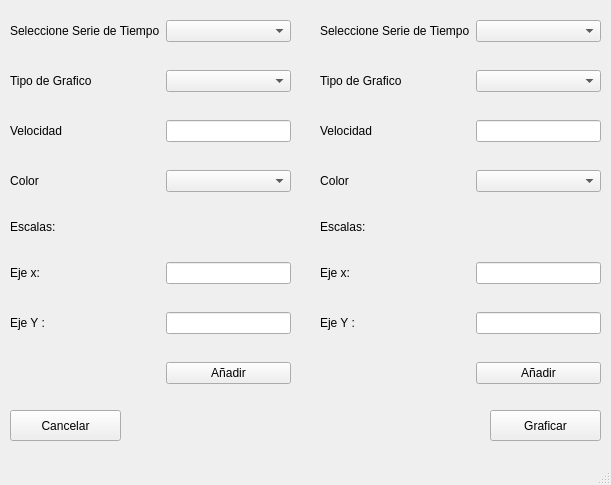
Above: MenuGraficar.ui from AndresMSE/IF---Interfaz before the change. Below: the same form after it.
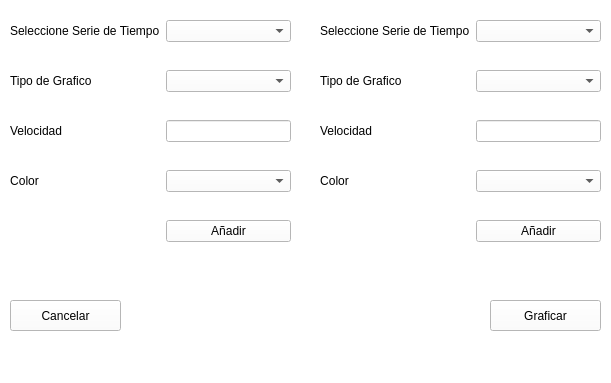
That is the form after the change.

Patch:
```diff
--- a/MenuGraficar.ui
+++ b/MenuGraficar.ui
@@ -7,12 +7,15 @@
     <x>0</x>
     <y>0</y>
     <width>611</width>
-    <height>485</height>
+    <height>383</height>
    </rect>
   </property>
   <property name="windowTitle">
    <string>MainWindow</string>
   </property>
+  <property name="styleSheet">
+   <string notr="true">background-color: rgb(255, 255, 255);</string>
+  </property>
   <widget class="QWidget" name="centralwidget">
    <widget class="QWidget" name="formLayoutWidget">
     <property name="geometry">
@@ -20,7 +23,7 @@
       <x>10</x>
       <y>20</y>
       <width>281</width>
-      <height>381</height>
+      <height>241</height>
      </rect>
     </property>
     <layout class="QFormLayout" name="formLayout">
@@ -67,34 +70,7 @@
      <item row="3" column="1">
       <widget class="QComboBox" name="ColorGrafico"/>
      </item>
-     <item row="5" column="0">
-      <widget class="QLabel" name="ejexLabel">
-       <property name="text">
-        <string>Eje x:</string>
-       </property>
-      </widget>
-     </item>
-     <item row="5" column="1">
-      <widget class="QLineEdit" name="ejexLineEdit"/>
-     </item>
-     <item row="6" column="0">
-      <widget class="QLabel" name="ejeYLabel">
-       <property name="text">
-        <string>Eje Y :</string>
-       </property>
-      </widget>
-     </item>
-     <item row="6" column="1">
-      <widget class="QLineEdit" name="ejeYLineEdit"/>
-     </item>
-     <item row="4" column="0">
-      <widget class="QLabel" name="label_3">
-       <property name="text">
-        <string>Escalas:</string>
-       </property>
-      </widget>
-     </item>
-     <item row="7" column="1">
+     <item row="4" column="1">
       <widget class="QPushButton" name="Anadir">
        <property name="text">
         <string>Añadir</string>
@@ -107,7 +83,7 @@
     <property name="geometry">
      <rect>
       <x>490</x>
-      <y>410</y>
+      <y>300</y>
       <width>111</width>
       <height>31</height>
      </rect>
@@ -120,7 +96,7 @@
     <property name="geometry">
      <rect>
       <x>10</x>
-      <y>410</y>
+      <y>300</y>
       <width>111</width>
       <height>31</height>
      </rect>
@@ -135,7 +111,7 @@
       <x>320</x>
       <y>20</y>
       <width>281</width>
-      <height>381</height>
+      <height>241</height>
      </rect>
     </property>
     <layout class="QFormLayout" name="formLayout_2">
@@ -182,34 +158,7 @@
      <item row="3" column="1">
       <widget class="QComboBox" name="ColorGrafico_2"/>
      </item>
-     <item row="5" column="0">
-      <widget class="QLabel" name="ejexLabel_2">
-       <property name="text">
-        <string>Eje x:</string>
-       </property>
-      </widget>
-     </item>
-     <item row="5" column="1">
-      <widget class="QLineEdit" name="ejexLineEdit_2"/>
-     </item>
-     <item row="6" column="0">
-      <widget class="QLabel" name="ejeYLabel_2">
-       <property name="text">
-        <string>Eje Y :</string>
-       </property>
-      </widget>
-     </item>
-     <item row="6" column="1">
-      <widget class="QLineEdit" name="ejeYLineEdit_2"/>
-     </item>
-     <item row="4" column="0">
-      <widget class="QLabel" name="label_4">
-       <property name="text">
-        <string>Escalas:</string>
-       </property>
-      </widget>
-     </item>
-     <item row="7" column="1">
+     <item row="4" column="1">
       <widget class="QPushButton" name="Anadir_2">
        <property name="text">
         <string>Añadir</string>
```
